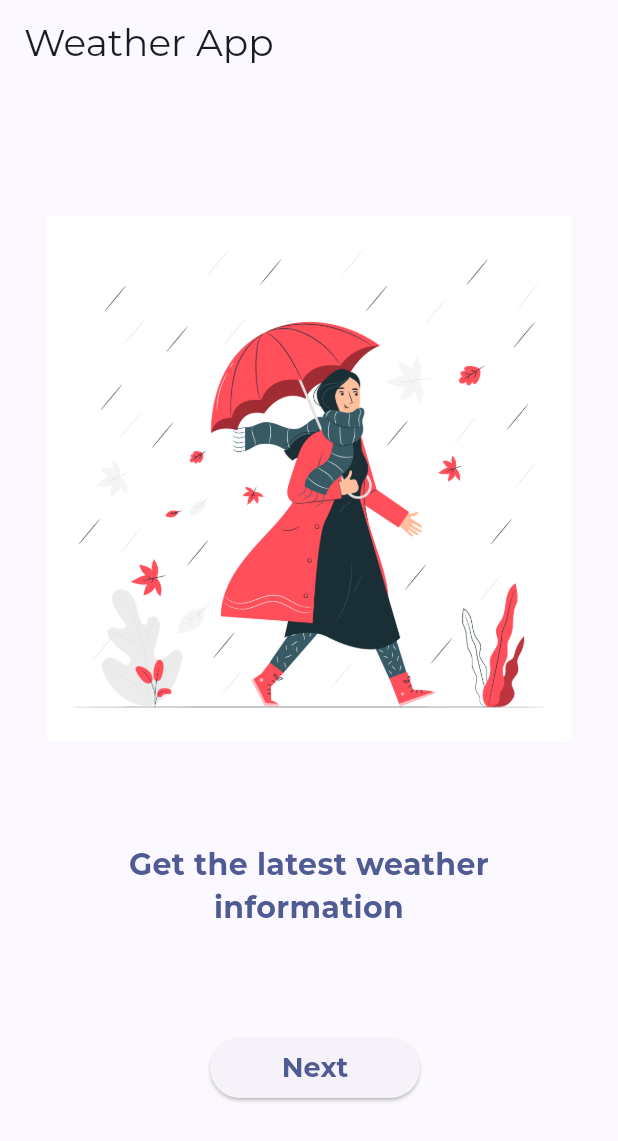
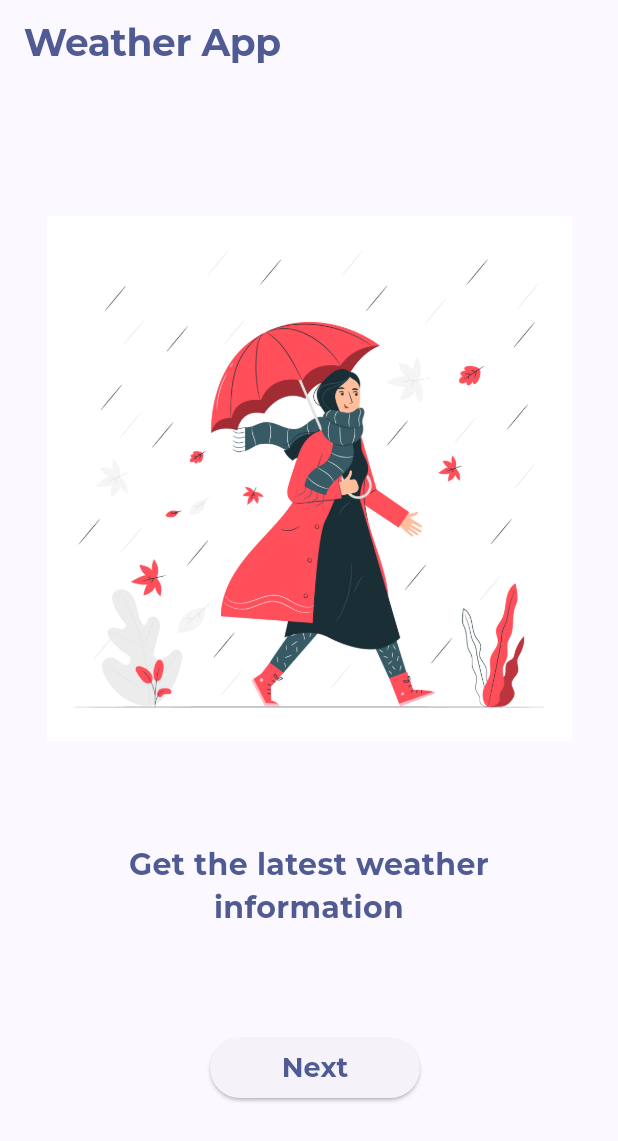
Before and after one commit to RH203/weather-app-flutter, a Flutter app: the screen it shows after launch, on a phone screen of 412 x 824 dp. Shown: the top 1141 px of the screen. Run offline on Flutter 3.47's test engine with Material 3 defaults, Android fonts, the phone set to English and light mode, and no system bars; our stand-ins replace google_fonts.

Commit message:
feat(update): update app.dart and welcome_page

```diff
--- a/lib/src/app.dart
+++ b/lib/src/app.dart
@@ -15,8 +15,8 @@ class App extends StatelessWidget {
         ),
         textTheme: const TextTheme(
           displayLarge: TextStyle(
-            fontSize: 20,
-            fontWeight: FontWeight.normal,
+            fontSize: 25,
+            fontWeight: FontWeight.bold,
           ),
           titleLarge: TextStyle(
             fontSize: 25,
@@ -34,7 +34,7 @@ class App extends StatelessWidget {
         fontFamily: GoogleFonts.montserrat().fontFamily,
         useMaterial3: true,
       ),
-      home: WelcomePage(),
+      home: const WelcomePage(),
     );
   }
 }
--- a/lib/src/features/welcome/welcome_page.dart
+++ b/lib/src/features/welcome/welcome_page.dart
@@ -39,7 +39,13 @@ class _WelcomePageState extends State<WelcomePage> {
   Widget build(BuildContext context) {
     return Scaffold(
       appBar: AppBar(
-        title: const Text("Weather App"),
+        title: Text(
+          "Weather App",
+          style: Theme.of(context)
+              .textTheme
+              .displayLarge!
+              .copyWith(color: Theme.of(context).colorScheme.primary),
+        ),
       ),
       body: Padding(
         padding: const EdgeInsets.all(20.0),
```
